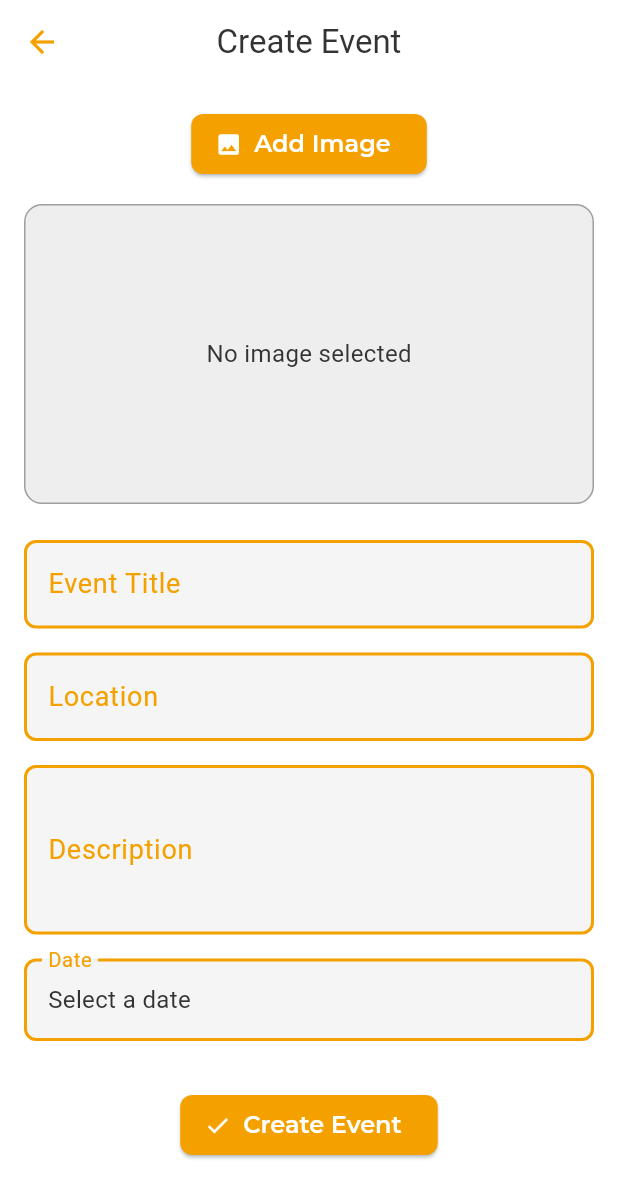
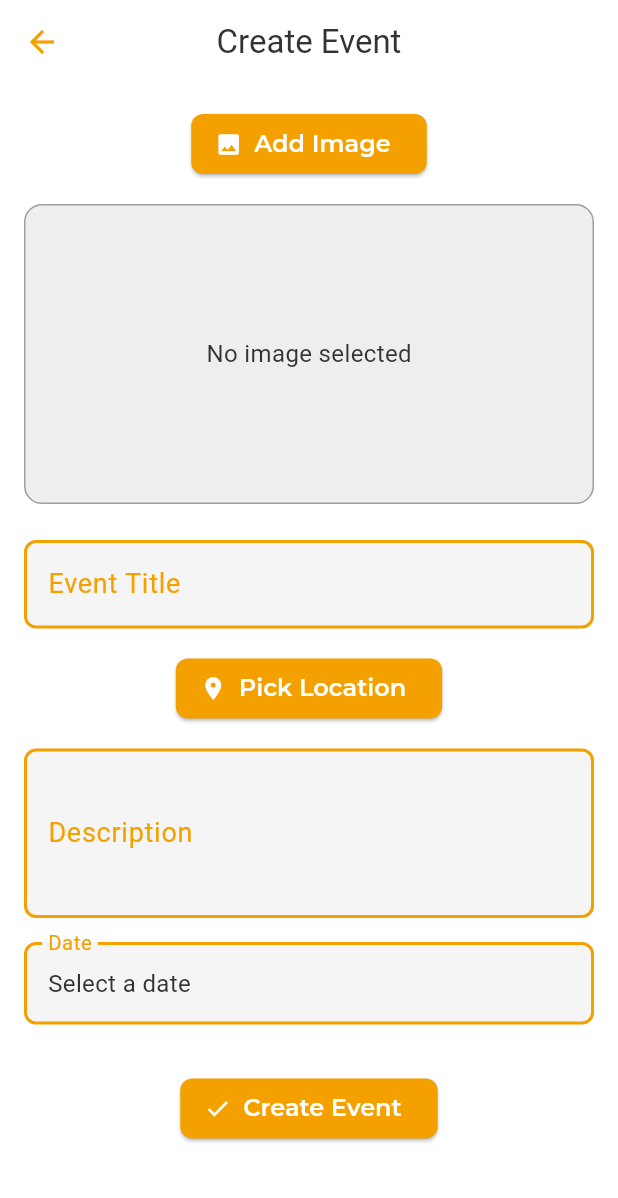
Before and after one commit to ahmloutfy/flutfest, a Flutter app: the CreateEventScreen screen opened by its route, on a phone screen of 412 x 824 dp. Shown: the top 1198 px of the screen. Run offline on Flutter 3.47's test engine with Material 3 defaults, Android fonts, the phone set to English and light mode, and no system bars; our stand-ins replace device_preview, flutter_svg, geocoding, get, google_fonts, google_maps_flutter and 2 more; missing offline and left inert: add_2_calendar, flutter_gutter.

Commit message:
AS 17/7/2025
Todo: get on all + create event (search location and put its name) + save profile changes + documentation

```diff
--- a/lib/routes.dart
+++ b/lib/routes.dart
@@ -12,6 +12,7 @@ import 'views/edit_profile/edit_profile_screen.dart';
 import 'views/forgot_password/forgot_password_screen.dart';
 import 'views/help_support/help_suppport_screen.dart';
 import 'views/notifications/notifications_screen.dart';
+import 'views/pick_location/pick_location_screen.dart';
 import 'views/search/search_screen.dart';
 import 'views/settings/settings_screen.dart';
 
@@ -29,8 +30,14 @@ class Routes {
   static const String helpSupport = '/help-support';
   static const String search = '/search';
   static const String forgotPassword = '/forgot-password';
+  static const String pickLocation = '/pick-location';
 
   static List<GetPage> pages = [
+    GetPage(
+      name: pickLocation,
+      page: () => PickLocationScreen(),
+    ),
+
     GetPage(name: welcome, page: () => const WelcomeScreen()),
     GetPage(name: login, page: () => const LoginScreen()),
     GetPage(name: register, page: () => const RegisterScreen()),
--- a/lib/views/events/screens/create_event_screen.dart
+++ b/lib/views/events/screens/create_event_screen.dart
@@ -1,4 +1,5 @@
 import 'package:flutfest/core/helpers/pick_date_helper.dart';
+import 'package:flutfest/routes.dart';
 import 'package:flutter/material.dart';
 import 'package:get/get.dart';
 
@@ -33,8 +34,7 @@ class CreateEventScreen extends StatelessWidget {
   Widget build(BuildContext context) {
     return Scaffold(
       appBar: AppBar(title: const Text('Create Event'), centerTitle: true),
-      body: Obx(
-            () => SingleChildScrollView(
+      body: SingleChildScrollView(
         padding: const EdgeInsets.all(16),
         child: Form(
           key: _formKey,
@@ -47,8 +47,8 @@ class CreateEventScreen extends StatelessWidget {
               ),
               const SizedBox(height: 16),
 
-                // ✅ Image Preview Widget
-                ImagePickerPreview(imageFile: viewModel.pickedImage.value),
+              /// ✅ Image Preview - reactive
+              Obx(() => ImagePickerPreview(imageFile: viewModel.pickedImage.value)),
 
               const SizedBox(height: 24),
               CustomTextField(
@@ -57,11 +57,25 @@ class CreateEventScreen extends StatelessWidget {
                 validator: (val) => val!.isEmpty ? 'Please enter a title' : null,
               ),
               const SizedBox(height: 16),
-                CustomTextField(
-                  controller: viewModel.locationController,
-                  label: 'Location',
-                  validator: (val) => val!.isEmpty ? 'Please enter a location' : null,
+
+              /// ✅ Location Picker Button
+              ElevatedButton.icon(
+                onPressed: () async {
+                  final pickedLocation = await Get.toNamed(Routes.pickLocation);
+                  if (pickedLocation != null) {
+                    viewModel.setLocation(pickedLocation);
+                  }
+                },
+                icon: const Icon(Icons.location_on),
+
+                /// ✅ reactive label
+                label: Obx(() {
+                  final location = viewModel.pickedLocationText.value;
+                  return Text(location.isEmpty ? 'Pick Location' : location);
+                }),
+
               ),
+
               const SizedBox(height: 16),
               CustomTextField(
                 controller: viewModel.descriptionController,
@@ -69,10 +83,13 @@ class CreateEventScreen extends StatelessWidget {
                 maxLines: 3,
               ),
               const SizedBox(height: 16),
-                DatePickerField(
+
+              /// ✅ reactive date picker
+              Obx(() => DatePickerField(
                 selectedDate: viewModel.selectedDate.value,
                 onTap: () => _handleDatePick(context),
-                ),
+              )),
+
               const SizedBox(height: 32),
               ElevatedButton.icon(
                 onPressed: () => submitEventForm(
@@ -88,7 +105,7 @@ class CreateEventScreen extends StatelessWidget {
           ),
         ),
       ),
-      ),
     );
   }
+
 }
--- a/pubspec.yaml
+++ b/pubspec.yaml
@@ -46,6 +46,8 @@ dependencies:
   add_2_calendar: ^3.0.1
   collection: ^1.19.1
   image_picker: ^1.1.2
+  google_maps_flutter: ^2.12.3
+  geocoding: ^4.0.0
 
 
 dev_dependencies:
```
Also changed, not shown: lib/logic/models/create_event_view_model.dart (+22 -0 lines), lib/views/pick_location/pick_location_screen.dart (added, +59 -0 lines), pubspec.lock, 4 other files. Lines whose indentation alone changed are shown as unchanged.
